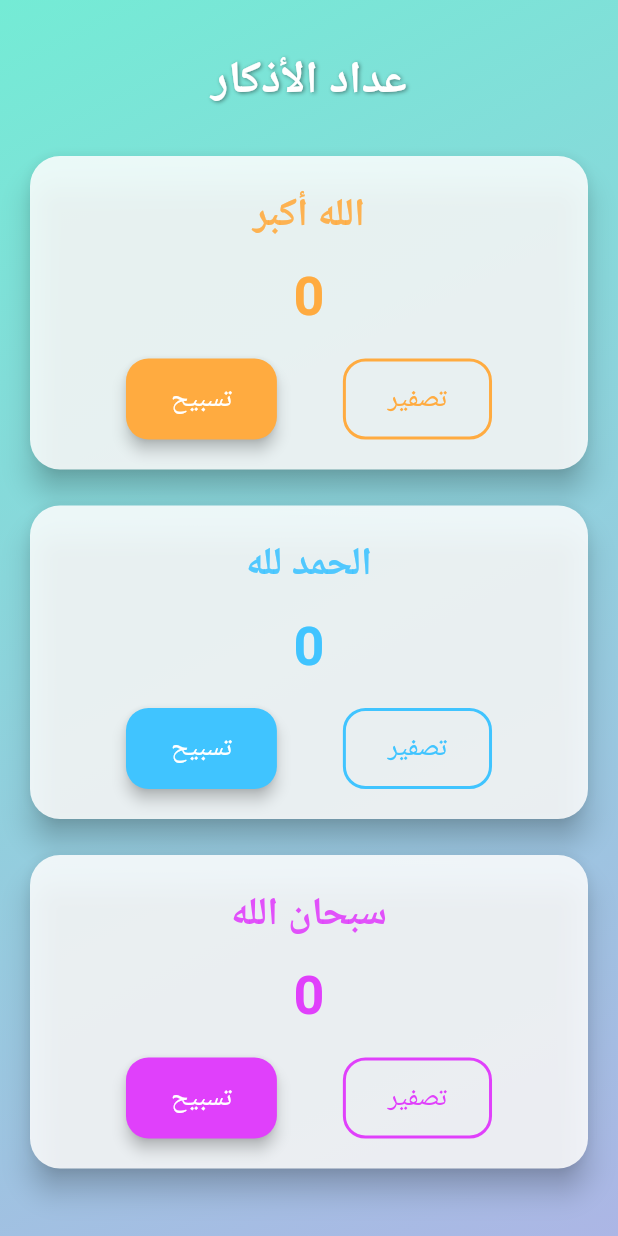
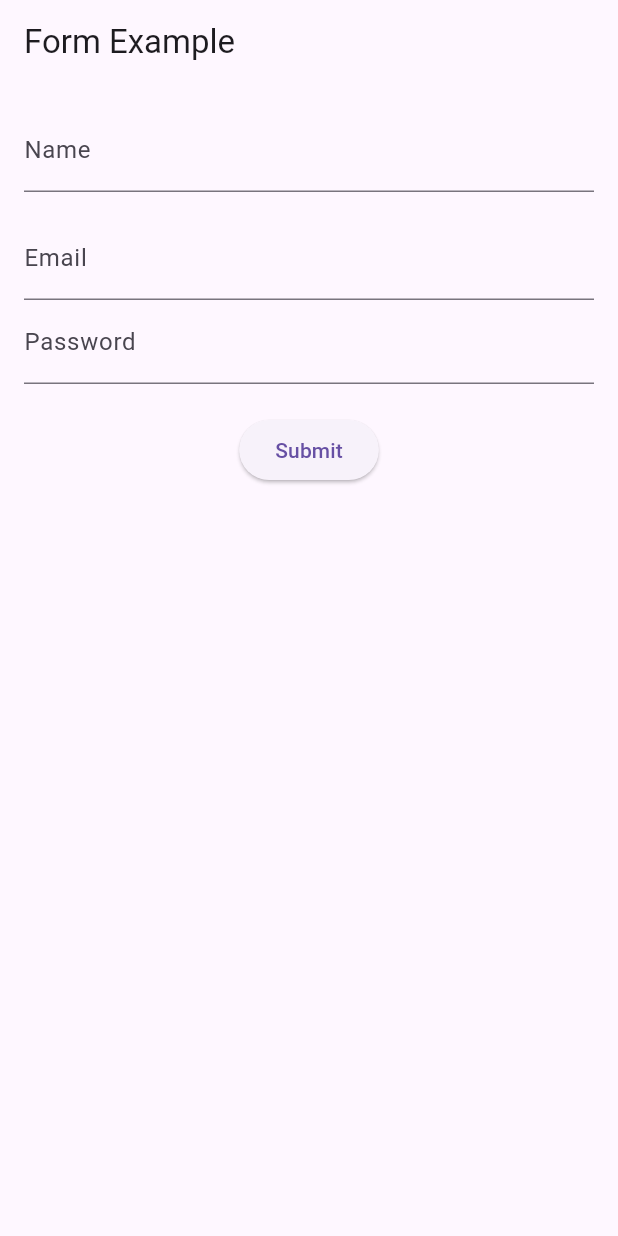
Before and after one commit to LAHENLAHRN/allapplication, a Flutter app: the screen it shows after launch, on a phone screen of 412 x 824 dp. Run offline on Flutter 3.47's test engine with Material 3 defaults, Android fonts, the phone set to English and light mode, and no system bars.

Commit message:
lesson_05_c_Handling_User_Input

```diff
--- a/lib/main.dart
+++ b/lib/main.dart
@@ -1,96 +1,95 @@
+//import 'dart:io';
+
 import 'package:flutter/material.dart';
 
 void main() {
-  runApp(const TasbeehApp());
+  runApp(ProfileApp());
 }
 
-class TasbeehApp extends StatelessWidget {
-  const TasbeehApp({super.key});
+class ProfileApp extends StatefulWidget {
+  @override
+  _ProfileAppState createState() => _ProfileAppState();
+}
+
+class _ProfileAppState extends State<ProfileApp> {
+  final _formKey = GlobalKey<FormState>();
+  String _name = '';
+  String _email = '';
+  final TextEditingController _passwordController = TextEditingController();
+
+
+  void _submitForm() {
+    if (_formKey.currentState!.validate()) {
+      _formKey.currentState!.save();
+      print('Name: $_name, Email: $_email, Password : ${_passwordController.text}');
+    }
+  }
 
   @override
   Widget build(BuildContext context) {
     return MaterialApp(
-      debugShowCheckedModeBanner: false,
-      title: 'عداد التسبيح',
-      theme: ThemeData(
-        fontFamily: 'Roboto',
-        primarySwatch: Colors.teal,
-      ),
-      home: const TasbeehScreen(),
-    );
-  }
-}
-
-class TasbeehScreen extends StatefulWidget {
-  const TasbeehScreen({super.key});
-
-  @override
-  State<TasbeehScreen> createState() => _TasbeehScreenState();
-}
-
-class _TasbeehScreenState extends State<TasbeehScreen> {
-  int allahuAkbar = 0;
-  int alhamdulillah = 0;
-  int subhanAllah = 0;
-
-  @override
-  Widget build(BuildContext context) {
-    return Scaffold(
-      body: Container(
-        decoration: const BoxDecoration(
-          gradient: LinearGradient(
-            colors: [Color(0xFF74EBD5), Color(0xFFACB6E5)],
-            begin: Alignment.topLeft,
-            end: Alignment.bottomRight,
-          ),
-        ),
-        child: SafeArea(
-          child: SingleChildScrollView(
-            physics: const BouncingScrollPhysics(),
-            padding: const EdgeInsets.all(16.0),
+      home: Scaffold(
+        appBar: AppBar(title: Text('Form Example')),
+        body: Padding(
+          padding: const EdgeInsets.all(16.0),
+          child: Form(
+            key: _formKey,
             child: Column(
               children: [
-                const SizedBox(height: 16),
-                const Text(
-                  'عداد الأذكار',
-                  style: TextStyle(
-                    fontSize: 30,
-                    fontWeight: FontWeight.bold,
-                    color: Colors.white,
-                    shadows: [
-                      Shadow(
-                        color: Colors.black45,
-                        offset: Offset(1, 1),
-                        blurRadius: 3,
-                      ),
-                    ],
-                  ),
+                TextFormField(
+                  decoration: InputDecoration(labelText: 'Name'),
+                  validator: (value) {
+                    if (value == null || value.isEmpty) {
+                      return 'Please enter your name';
+                    }
+                    return null;
+                  },
+                  onSaved: (value) {
+                    _name = value!;
+                  },
                 ),
-                const SizedBox(height: 24),
-                _buildCounterCard(
-                  title: 'الله أكبر',
-                  count: allahuAkbar,
-                  color: Colors.orangeAccent,
-                  onTap: () => setState(() => allahuAkbar++),
-                  onReset: () => setState(() => allahuAkbar = 0),
+                SizedBox(height: 16),
+                TextFormField(
+                  decoration: InputDecoration(labelText: 'Email'),
+                  validator: (value) {
+                    if (value == null || value.isEmpty) {
+                      return 'Please enter your email';
+                    } else if (!RegExp(r"^[a-zA-Z0-9.a-zA-Z0-9.!#$%&'*+-/=?^_`{|}~]+@[a-zA-Z0-9]+\.[a-zA-Z]+").hasMatch(value!)) {
+                      return 'Please enter a valid email address';
+                    }
+                    return null;
+                  },
+                  onSaved: (value) {
+                    _email = value!;
+                  },
                 ),
-                const SizedBox(height: 16),
-                _buildCounterCard(
-                  title: 'الحمد لله',
-                  count: alhamdulillah,
-                  color: Colors.lightBlueAccent,
-                  onTap: () => setState(() => alhamdulillah++),
-                  onReset: () => setState(() => alhamdulillah = 0),
+                TextFormField(
+                  controller: _passwordController,
+                  decoration: InputDecoration(labelText: 'Password'),
+                  obscureText: true,
+                  validator: (value) {
+                    if (value == null || value.isEmpty) {
+                      return 'Please enter your password';
+                    }
+                    else if (value!.length<8) {
+                      return ' password should be at least 8 chars';
+                    }else if (!RegExp("[a-z]").hasMatch(value!)) {
+                      return ' password should at least one lowercase chars';
+                    }else if (!RegExp("[A-Z]").hasMatch(value!)) {
+                      return ' password should at least one uppercase chars';
+                    }else if (!RegExp("[!#\$%&'*+-/=?^_`{|}~@]").hasMatch(value!)) {
+                      return ' password should at least one symbol';
+                    }else if (!RegExp("[0-9]").hasMatch(value!)) {
+                      return ' password should at least one number';
+                    }
+                    return null;
+                  },
                 ),
-                const SizedBox(height: 16),
-                _buildCounterCard(
-                  title: 'سبحان الله',
-                  count: subhanAllah,
-                  color: Colors.purpleAccent,
-                  onTap: () => setState(() => subhanAllah++),
-                  onReset: () => setState(() => subhanAllah = 0),
+                SizedBox(height: 20),
+                ElevatedButton(
+                  onPressed: _submitForm,
+                  child: Text('Submit'),
                 ),
-                const SizedBox(height: 30),
               ],
             ),
           ),
@@ -98,78 +97,4 @@ class _TasbeehScreenState extends State<TasbeehScreen> {
       ),
     );
   }
-
-  Widget _buildCounterCard({
-    required String title,
-    required int count,
-    required Color color,
-    required VoidCallback onTap,
-    required VoidCallback onReset,
-  }) {
-    return Card(
-      color: Colors.white.withOpacity(0.85),
-      shape: RoundedRectangleBorder(borderRadius: BorderRadius.circular(20)),
-      elevation: 8,
-      child: Padding(
-        padding: const EdgeInsets.all(20),
-        child: Column(
-          children: [
-            Text(
-              title,
-              style: TextStyle(
-                fontSize: 26,
-                fontWeight: FontWeight.bold,
-                color: color.withOpacity(0.9),
-              ),
-            ),
-            const SizedBox(height: 10),
-            Text(
-              '$count',
-              style: TextStyle(
-                fontSize: 36,
-                fontWeight: FontWeight.w600,
-                color: color,
-              ),
-            ),
-            const SizedBox(height: 16),
-            Row(
-              mainAxisAlignment: MainAxisAlignment.spaceEvenly,
-              children: [
-                ElevatedButton(
-                  onPressed: onTap,
-                  style: ElevatedButton.styleFrom(
-                    backgroundColor: color,
-                    foregroundColor: Colors.white,
-                    padding: const EdgeInsets.symmetric(
-                        horizontal: 30, vertical: 14),
-                    shape: RoundedRectangleBorder(
-                        borderRadius: BorderRadius.circular(15)),
-                    elevation: 4,
-                  ),
-                  child: const Text(
-                    'تسبيح',
-                    style: TextStyle(fontSize: 18),
-                  ),
-                ),
-                OutlinedButton(
-                  onPressed: onReset,
-                  style: OutlinedButton.styleFrom(
-                    side: BorderSide(color: color, width: 2),
-                    padding: const EdgeInsets.symmetric(
-                        horizontal: 30, vertical: 14),
-                    shape: RoundedRectangleBorder(
-                        borderRadius: BorderRadius.circular(15)),
-                  ),
-                  child: Text(
-                    'تصفير',
-                    style: TextStyle(fontSize: 18, color: color),
-                  ),
-                ),
-              ],
-            ),
-          ],
-        ),
-      ),
-    );
-  }
 }
```
Also changed, not shown: 1 other file.
